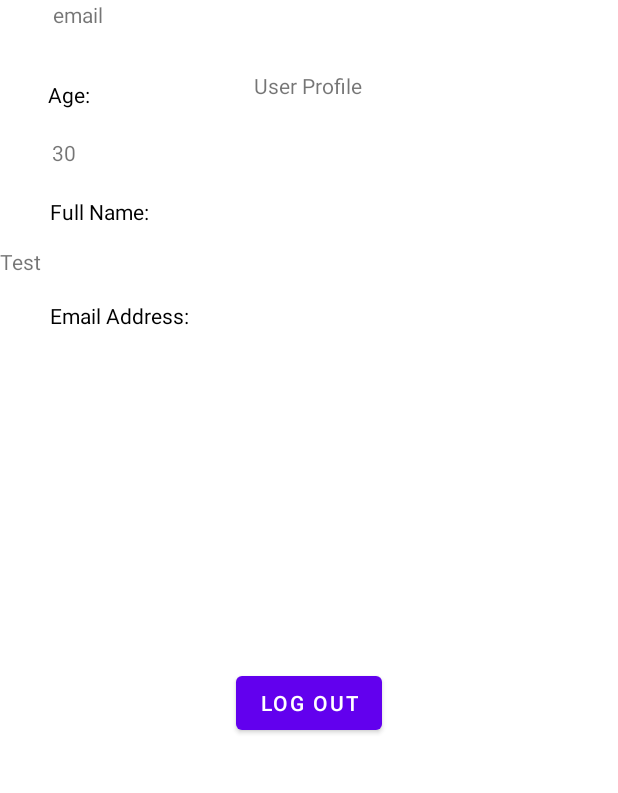
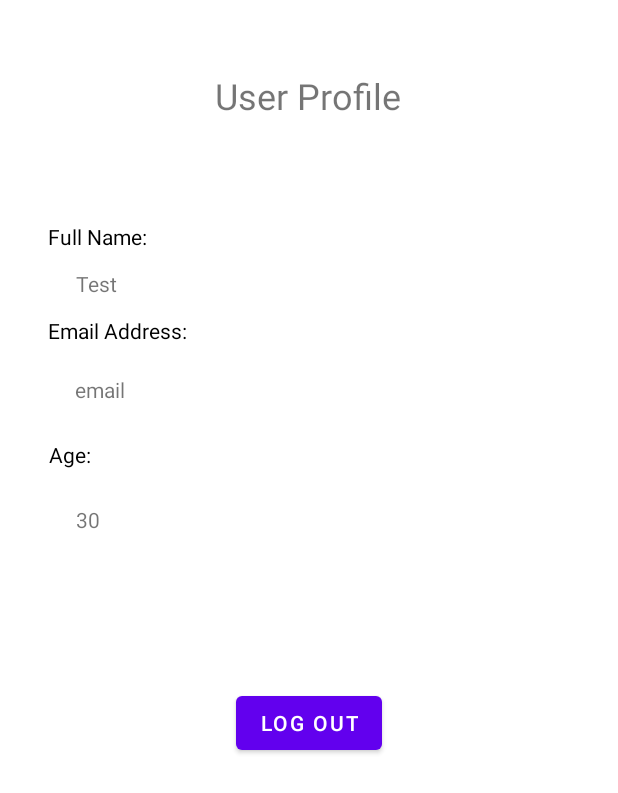
Before and after one commit to pann-vandet/Adroid_Projects, an Android app: the ProfileActivity screen opened directly, with no data from a screen before it, on a phone screen of 412 x 824 dp. Shown: the top 793 px of the screen. Run offline under Robolectric (Android 15) with nearby library versions, the phone set to English and light mode, and no system bars; our stand-ins replace Firebase (no records; nobody signed in at launch, a user with empty details on screens opened directly).

Commit message:
complete app

```diff
--- a/app/src/main/res/layout/activity_profile.xml
+++ b/app/src/main/res/layout/activity_profile.xml
@@ -12,6 +12,7 @@
         android:layout_height="wrap_content"
         android:layout_marginTop="47dp"
         android:text="User Profile"
+        android:textSize="24sp"
         app:layout_constraintEnd_toEndOf="parent"
         app:layout_constraintHorizontal_bias="0.498"
         app:layout_constraintStart_toStartOf="parent"
@@ -32,20 +33,25 @@
         android:layout_width="wrap_content"
         android:layout_height="wrap_content"
         android:layout_marginStart="32dp"
-        android:layout_marginTop="131dp"
+        android:layout_marginTop="68dp"
         android:layout_marginEnd="312dp"
         android:text="Full Name:"
         android:textColor="@color/black"
         app:layout_constraintEnd_toEndOf="parent"
+        app:layout_constraintHorizontal_bias="0.0"
         app:layout_constraintStart_toStartOf="parent"
-        app:layout_constraintTop_toTopOf="parent" />
+        app:layout_constraintTop_toBottomOf="@+id/textView2" />
 
     <TextView
         android:id="@+id/txtFullName"
         android:layout_width="wrap_content"
         android:layout_height="wrap_content"
-        android:layout_marginTop="14dp"
+        android:layout_marginStart="50dp"
+        android:layout_marginTop="12dp"
+        android:layout_marginEnd="333dp"
         android:text="Test"
+        app:layout_constraintEnd_toEndOf="parent"
+        app:layout_constraintStart_toStartOf="parent"
         app:layout_constraintTop_toBottomOf="@+id/txtFullNameTittle"
         tools:ignore="MissingConstraints" />
 
@@ -54,33 +60,37 @@
         android:layout_width="wrap_content"
         android:layout_height="wrap_content"
         android:layout_marginStart="32dp"
-        android:layout_marginTop="50dp"
+        android:layout_marginTop="12dp"
         android:layout_marginEnd="285dp"
         android:text="Email Address:"
         android:textColor="@color/black"
         app:layout_constraintEnd_toEndOf="parent"
+        app:layout_constraintHorizontal_bias="0.0"
         app:layout_constraintStart_toStartOf="parent"
-        app:layout_constraintTop_toBottomOf="@+id/txtFullNameTittle" />
+        app:layout_constraintTop_toBottomOf="@+id/txtFullName" />
 
     <TextView
         android:id="@+id/txtEmailAddress"
         android:layout_width="wrap_content"
         android:layout_height="wrap_content"
+        android:layout_marginStart="50dp"
+        android:layout_marginTop="20dp"
         android:text="email"
-        app:layout_constraintEnd_toEndOf="parent"
-        app:layout_constraintHorizontal_bias="0.093"
         app:layout_constraintStart_toStartOf="parent"
-        tools:ignore="MissingConstraints"
-        tools:layout_editor_absoluteY="243dp" />
+        app:layout_constraintTop_toBottomOf="@+id/txtEmailAddressTitle"
+        tools:ignore="MissingConstraints" />
 
     <TextView
         android:id="@+id/txtAgeTitle"
         android:layout_width="wrap_content"
         android:layout_height="wrap_content"
         android:layout_marginStart="32dp"
-        android:layout_marginTop="34dp"
+        android:layout_marginTop="24dp"
+        android:layout_marginEnd="351dp"
         android:text="Age:"
         android:textColor="@color/black"
+        app:layout_constraintEnd_toEndOf="parent"
+        app:layout_constraintHorizontal_bias="1.0"
         app:layout_constraintStart_toStartOf="parent"
         app:layout_constraintTop_toBottomOf="@+id/txtEmailAddress"
         tools:ignore="MissingConstraints" />
@@ -89,10 +99,11 @@
         android:id="@+id/txtAge"
         android:layout_width="wrap_content"
         android:layout_height="wrap_content"
-        android:layout_marginTop="19dp"
+        android:layout_marginStart="50dp"
+        android:layout_marginTop="24dp"
+        android:layout_marginEnd="345dp"
         android:text="30"
         app:layout_constraintEnd_toEndOf="parent"
-        app:layout_constraintHorizontal_bias="0.088"
         app:layout_constraintStart_toStartOf="parent"
         app:layout_constraintTop_toBottomOf="@+id/txtAgeTitle"
         tools:ignore="MissingConstraints" />
```
